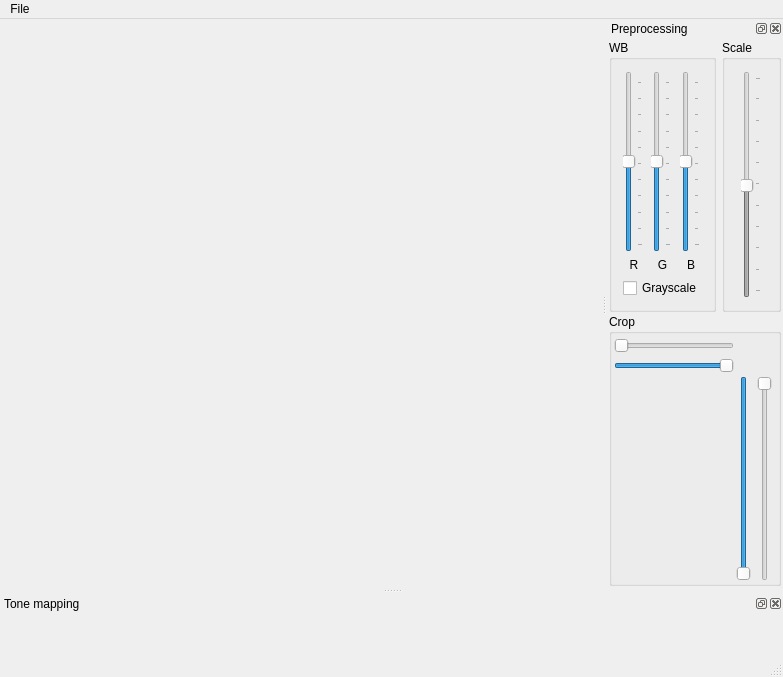
First picture: the form in mainwindow.ui, repository ziman/leveler, before the edit.
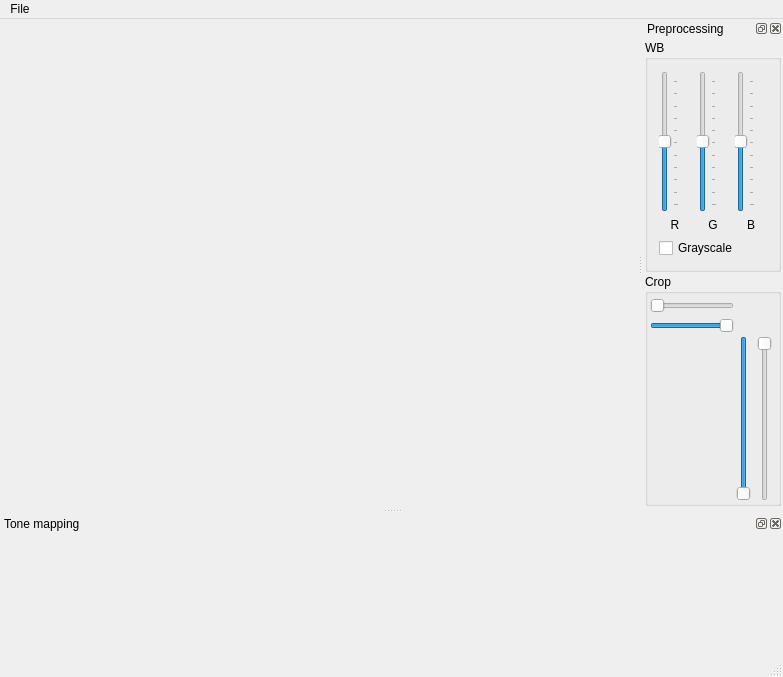
Second picture: the form after the edit. Icons and pictures are not drawn. Custom widgets are drawn as their Qt base class.

Commit message: Better window layout, Scale removed.

What changed in the file:
```diff
--- a/mainwindow.ui
+++ b/mainwindow.ui
@@ -34,8 +34,8 @@
         <rect>
          <x>0</x>
          <y>0</y>
-         <width>589</width>
-         <height>564</height>
+         <width>615</width>
+         <height>484</height>
         </rect>
        </property>
        <layout class="QHBoxLayout" name="horizontalLayout_2">
@@ -87,7 +87,7 @@
   <widget class="QStatusBar" name="statusBar"/>
   <widget class="QDockWidget" name="dockWidget_2">
    <property name="sizePolicy">
-    <sizepolicy hsizetype="Preferred" vsizetype="Ignored">
+    <sizepolicy hsizetype="Preferred" vsizetype="Expanding">
      <horstretch>0</horstretch>
      <verstretch>0</verstretch>
     </sizepolicy>
@@ -95,7 +95,7 @@
    <property name="minimumSize">
     <size>
      <width>70</width>
-     <height>58</height>
+     <height>138</height>
     </size>
    </property>
    <property name="windowTitle">
@@ -117,7 +117,7 @@
        <property name="minimumSize">
         <size>
          <width>20</width>
-         <height>20</height>
+         <height>100</height>
         </size>
        </property>
       </widget>
@@ -261,43 +261,6 @@
          </layout>
         </widget>
        </item>
-       <item>
-        <widget class="QGroupBox" name="groupBox_3">
-         <property name="enabled">
-          <bool>true</bool>
-         </property>
-         <property name="title">
-          <string>Scale</string>
-         </property>
-         <layout class="QHBoxLayout" name="horizontalLayout_3">
-          <item>
-           <widget class="QSlider" name="verticalSlider">
-            <property name="enabled">
-             <bool>false</bool>
-            </property>
-            <property name="minimum">
-             <number>1</number>
-            </property>
-            <property name="maximum">
-             <number>200</number>
-            </property>
-            <property name="sliderPosition">
-             <number>100</number>
-            </property>
-            <property name="orientation">
-             <enum>Qt::Vertical</enum>
-            </property>
-            <property name="tickPosition">
-             <enum>QSlider::TicksBelow</enum>
-            </property>
-            <property name="tickInterval">
-             <number>20</number>
-            </property>
-           </widget>
-          </item>
-         </layout>
-        </widget>
-       </item>
       </layout>
      </item>
      <item>
```
The commit also changes 1 other file.
